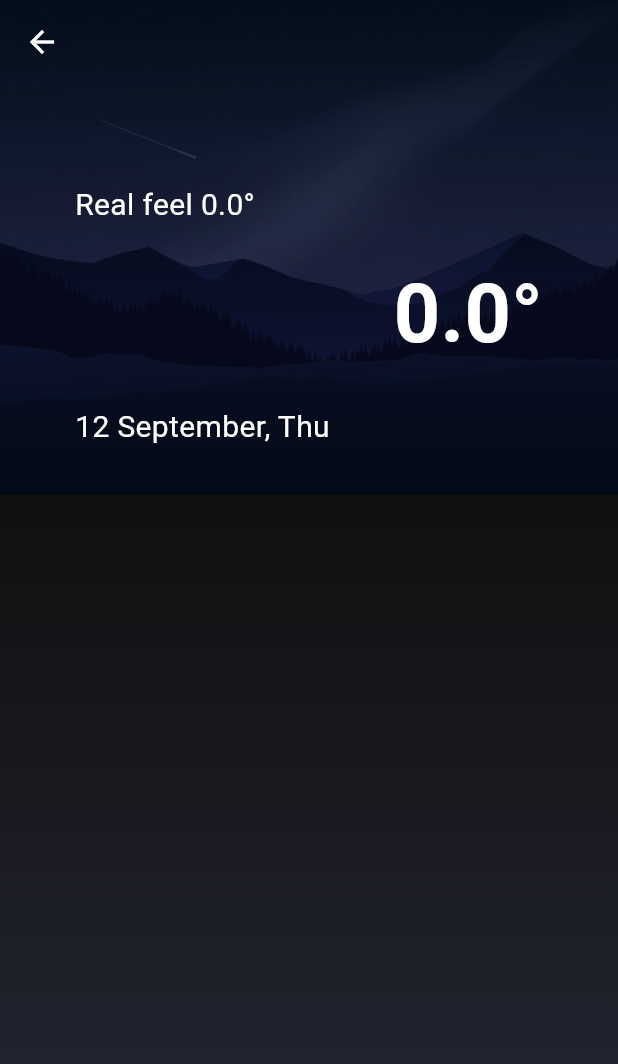
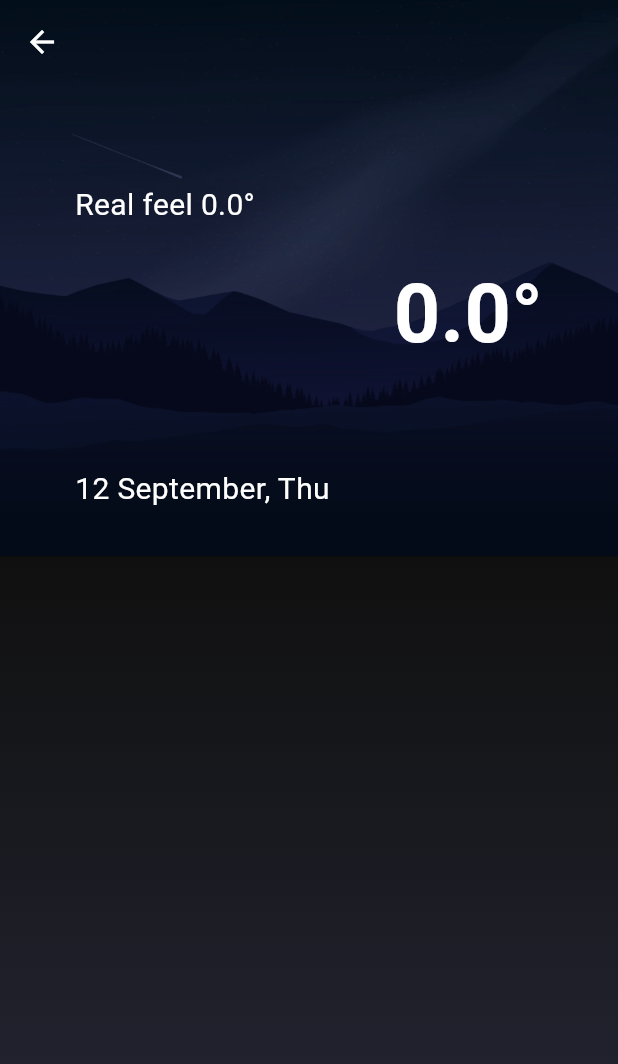
Before and after one commit to alfred-saker/weastro, a Flutter app: the WeatherResultPage screen opened directly with empty values, on a phone screen of 412 x 824 dp. Shown: the top 1064 px of the screen. Run offline on Flutter 3.47's test engine with Material 3 defaults, Android fonts, the light colour scheme and no system bars; our stand-ins replace flutter_svg, geocoding, geolocator, lottie.

Commit message:
fix responsive details

```diff
--- a/lib/pages/waether_result_page.dart
+++ b/lib/pages/waether_result_page.dart
@@ -24,7 +24,7 @@
             right: 0,
             child: Container(
               height: MediaQuery.of(context).size.height *
-                  0.40, // Limite à 40% de la hauteur de l'écran
+                  0.45, // Limite à 40% de la hauteur de l'écran
               decoration: BoxDecoration(
                 image: DecorationImage(
                   image: AssetImage(
@@ -40,7 +40,7 @@
           Column(
             children: <Widget>[
               Container(
-                height: MediaQuery.of(context).size.height * 0.40,
+                height: MediaQuery.of(context).size.height * 0.45,
                 decoration: BoxDecoration(
                   color: Colors.black.withOpacity(0.5),
                 ),
```
